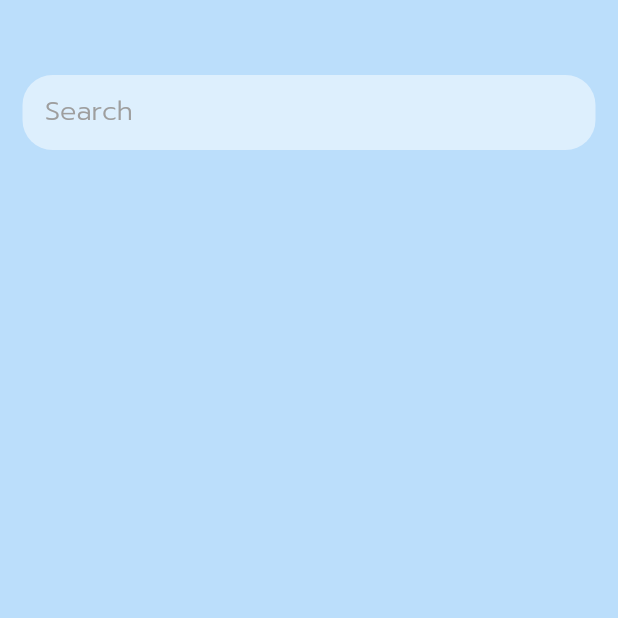
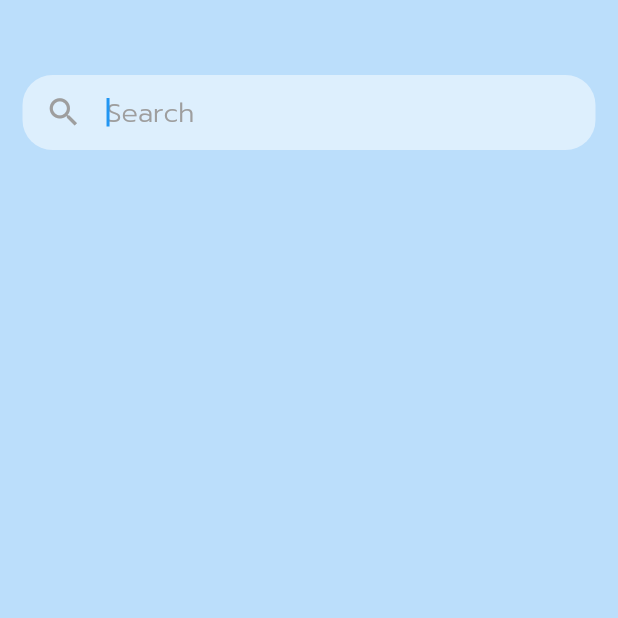
Before and after one commit to faiffk2541/Project_LQ_New, a Flutter app: the HomePage screen opened directly, on a phone screen of 412 x 824 dp, the top half of it. Run offline on Flutter 3.47's test engine with Material 2 defaults, Android fonts, the phone set to English and light mode, and no system bars; our stand-ins replace cloud_firestore, curved_navigation_bar, firebase_auth, firebase_core, firebase_storage, google_sign_in and 1 more; accounts and stored records are empty.

Commit message:
[fix] homepage

```diff
--- a/newlaundry/lib/userpage/homepage.dart
+++ b/newlaundry/lib/userpage/homepage.dart
@@ -11,6 +11,8 @@ class HomePage extends StatefulWidget {
 
 class HomePageState extends State<HomePage> {
   FirebaseAuth firebaseAuth = FirebaseAuth.instance;
+  TextEditingController SearchController = TextEditingController();
+  String searchString;
   final firestore = Firestore.instance;
   List<DocumentSnapshot> laundry = [];
 
@@ -31,65 +33,91 @@ class HomePageState extends State<HomePage> {
   Widget build(BuildContext context) {
     return Scaffold(
       backgroundColor: Colors.blue[100],
-      body: SingleChildScrollView(
-        child: Container(
+      body: Column(
+        children: [
+          Expanded(
             child: Column(
               children: [
-              InkWell(
-                onTap: () {
-                  Navigator.push(context,
-                      MaterialPageRoute(builder: (context) => SearchPage()));
-                },
-                child: Container(
+                // Padding(
+                //   padding: EdgeInsets.only(top: 15, left: 15),
+                //   child: Container(
+                //     child: TextField(
+                //       autofocus: true,
+                //       onChanged: (val) {
+                //         setState(() {
+                //           searchString = val.toLowerCase();
+                //         });
+                //       },
+                //       controller: SearchController,
+                //       decoration: InputDecoration(
+                //         border: InputBorder.none,
+                //         icon: Icon(Icons.search),
+                //         hintText: 'Search',
+                //         hintStyle: TextStyle(
+                //             color: Colors.grey,
+                //             fontFamily: 'Prompt',
+                //             fontSize: 18,
+                //             fontWeight: FontWeight.w300),
+                //       ),
+                //     ),
+                //   ),
+                // ),
+                Container(
                   margin: EdgeInsets.only(top: 50, left: 15, right: 15),
-                  child: Container(
-                    padding: EdgeInsets.symmetric(horizontal: 15),
                   height: 50,
-                    width: MediaQuery.of(context).size.width,
+                  padding: EdgeInsets.only(left: 15),
                   decoration: BoxDecoration(
                       color: Colors.white.withOpacity(0.5),
                       borderRadius: BorderRadius.circular(20)),
-                    child: Padding(
-                      padding: const EdgeInsets.only(top: 10),
-                      child: Text(
-                        'Search',
-                        style: TextStyle(
+                  child: Container(
+                    child: TextField(
+                      autofocus: true,
+                      onChanged: (val) {
+                        setState(() {
+                          searchString = val.toLowerCase();
+                        });
+                      },
+                      controller: SearchController,
+                      decoration: InputDecoration(
+                        border: InputBorder.none,
+                        icon: Icon(
+                          Icons.search,
+                          size: 25,
+                          color: Colors.grey,
+                        ),
+                        hintText: 'Search',
+                        hintStyle: TextStyle(
                             color: Colors.grey,
                             fontFamily: 'Prompt',
                             fontSize: 18,
                             fontWeight: FontWeight.w300),
                       ),
                     ),
-                    // child: TextField(
-                    //   decoration: InputDecoration(
-                    //       enabledBorder: InputBorder.none,
-                    //       focusedBorder: InputBorder.none,
-                    //       icon: Icon(Icons.search, size: 30, color: Colors.grey),
-                    //       hintText: 'Search',
-                    //       hintStyle: TextStyle(
-                    //           color: Colors.grey,
-                    //           fontFamily: 'Prompt',
-                    //           fontSize: 18,
-                    //           fontWeight: FontWeight.w300)),
-                    // ),
                   ),
                 ),
-              ),
-              Container(
-                height: 700,
-                margin: EdgeInsets.only(left: 5, right: 5),
-                child: StreamBuilder(
-                  stream: Firestore.instance.collection("Laundry").snapshots(),
+                Expanded(
+                  child: StreamBuilder<QuerySnapshot>(
+                    stream: (searchString == null || searchString.trim() == '')
+                        ? Firestore.instance.collection('Laundry').snapshots()
+                        : Firestore.instance
+                            .collection('Laundry')
+                            .where('searchIndex', arrayContains: searchString)
+                            .snapshots(),
                     builder: (context, snapshot) {
-                    if (snapshot.connectionState == ConnectionState.waiting) {
-                      print('it can connect to firebase');
-                      return CircularProgressIndicator();
-                    } else {
-                      return ListView.builder(
-                        itemCount: snapshot.data.documents.length,
-                        itemBuilder: (context, index) {
-                          DocumentSnapshot Laundry =
-                              snapshot.data.documents[index];
+                      if (snapshot.hasError) {
+                        return Text('We got an Error ${snapshot.error}');
+                      }
+                      switch (snapshot.connectionState) {
+                        case ConnectionState.waiting:
+                          return Text('Loading . .');
+                        case ConnectionState.none:
+                          return Text('Oops! No data present');
+                        case ConnectionState.done:
+                          return Text('We are done');
+                        default:
+                          return new ListView(
+                              children: snapshot.data.documents.map(
+                            (DocumentSnapshot laundry) {
                               return Column(
                                 children: [
                                   Container(
@@ -101,13 +129,15 @@ class HomePageState extends State<HomePage> {
                                         Navigator.push(
                                           context,
                                           MaterialPageRoute(
-                                          builder: (context) => MenuDetailPage(
-                                              laundry[index].documentID,
-                                              laundry[index].data()['Address'],
-                                              laundry[index].data()['Name'],
-                                              laundry[index].data()['Phone'],
-                                              laundry[index].data()['Time'],
-                                              laundry[index].data()['URLpic'])),
+                                              builder: (context) =>
+                                                  MenuDetailPage(
+                                                      laundry.documentID,
+                                                      laundry.data()['Address'],
+                                                      laundry.data()['Name'],
+                                                      laundry.data()['Phone'],
+                                                      laundry.data()['Time'],
+                                                      laundry
+                                                          .data()['URLpic'])),
                                         ),
                                       },
                                       child: Card(
@@ -119,15 +149,16 @@ class HomePageState extends State<HomePage> {
                                               children: [
                                                 Center(
                                                   child: Image.network(
-                                                  Laundry.data()['URLpic'],
+                                                      laundry.data()['URLpic'],
                                                       width: 90,
                                                       height: 90),
                                                 ),
                                                 Container(
-                                              margin: EdgeInsets.only(top: 10),
+                                                  margin:
+                                                      EdgeInsets.only(top: 10),
                                                   child: Center(
                                                     child: Text(
-                                                  Laundry.data()['Name'],
+                                                      laundry.data()['Name'],
                                                       style: TextStyle(
                                                           color: Colors.black,
                                                           fontFamily: 'Prompt',
@@ -138,10 +169,12 @@ class HomePageState extends State<HomePage> {
                                                   ),
                                                 ),
                                                 Container(
-                                              margin: EdgeInsets.only(top: 10),
+                                                  margin:
+                                                      EdgeInsets.only(top: 10),
                                                   child: Row(
                                                     mainAxisAlignment:
-                                                    MainAxisAlignment.center,
+                                                        MainAxisAlignment
+                                                            .center,
                                                     children: [
                                                       Image.asset(
                                                         'assets/phone-call.png',
@@ -150,22 +183,26 @@ class HomePageState extends State<HomePage> {
                                                       ),
                                                       SizedBox(width: 5),
                                                       Text(
-                                                    Laundry.data()['Phone'],
+                                                        laundry.data()['Phone'],
                                                         style: TextStyle(
                                                             color: Colors.black,
-                                                        fontFamily: 'Prompt',
+                                                            fontFamily:
+                                                                'Prompt',
                                                             fontSize: 16,
                                                             fontWeight:
-                                                            FontWeight.w300),
+                                                                FontWeight
+                                                                    .w300),
                                                       ),
                                                     ],
                                                   ),
                                                 ),
                                                 Container(
-                                              margin: EdgeInsets.only(top: 5),
+                                                  margin:
+                                                      EdgeInsets.only(top: 5),
                                                   child: Row(
                                                     mainAxisAlignment:
-                                                    MainAxisAlignment.center,
+                                                        MainAxisAlignment
+                                                            .center,
                                                     children: [
                                                       Image.asset(
                                                         'assets/start.png',
@@ -176,10 +213,12 @@ class HomePageState extends State<HomePage> {
                                                         ' 20 รีวิว',
                                                         style: TextStyle(
                                                             color: Colors.black,
-                                                        fontFamily: 'Prompt',
+                                                            fontFamily:
+                                                                'Prompt',
                                                             fontSize: 16,
                                                             fontWeight:
-                                                            FontWeight.w300),
+                                                                FontWeight
+                                                                    .w300),
                                                       ),
                                                     ],
                                                   ),
@@ -194,14 +233,15 @@ class HomePageState extends State<HomePage> {
                                 ],
                               );
                             },
-                      );
+                          ).toList());
                       }
                     },
                   ),
-              )
+                ),
               ],
             ),
           ),
+        ],
       ),
     );
   }
```
Lines whose indentation alone changed are shown as unchanged.
